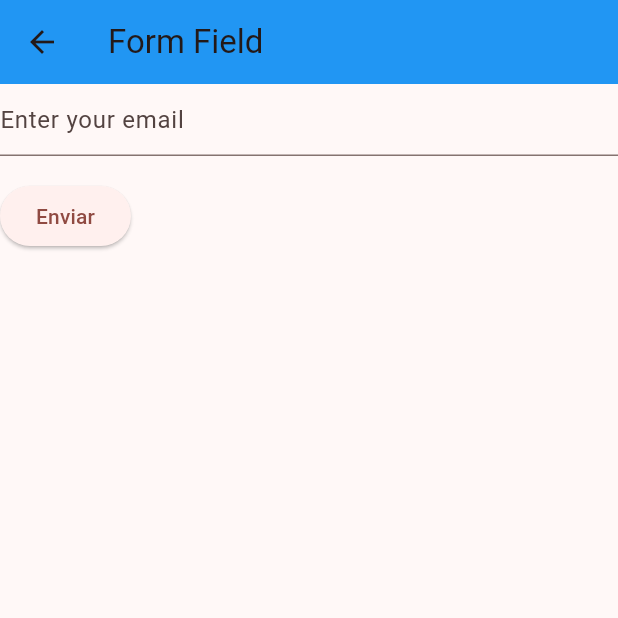
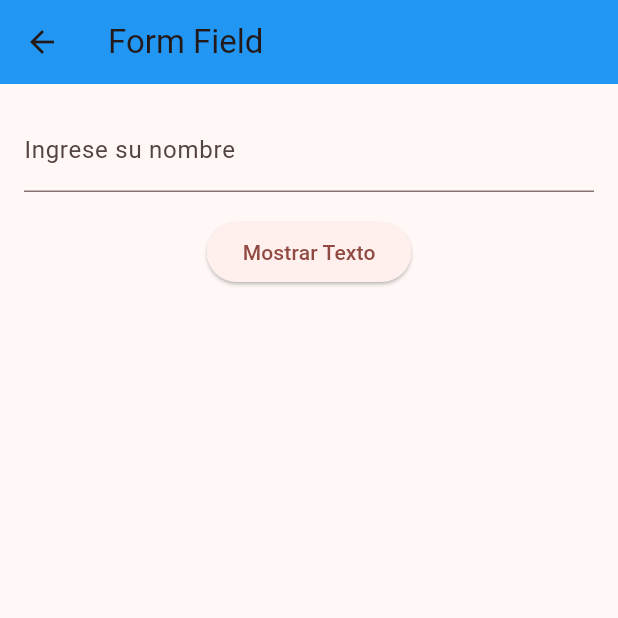
Before and after one commit to ElEdwinJSH/widgets_proyecto, a Flutter app: the FormFi screen opened directly, on a phone screen of 412 x 824 dp, the top half of it. Run offline on Flutter 3.47's test engine with Material 2 defaults, Android fonts, the phone set to English and light mode, and no system bars.

Commit message:
Single Child Scroll View hecho, y form field bien.

```diff
--- a/lib/pages/form_field.dart
+++ b/lib/pages/form_field.dart
@@ -23,46 +23,57 @@ class FormF extends StatefulWidget {
 }
 
 class _FormFState extends State<FormF> {
-  final GlobalKey<FormState> _formKey = GlobalKey<FormState>();
-  final TextEditingController _emailController =
-      TextEditingController(); // Agregamos un controlador para obtener el valor del campo
+  final TextEditingController _textController = TextEditingController();
+  String _errorMessage = ''; // Agregamos una variable para el mensaje de error
 
   @override
   Widget build(BuildContext context) {
-    return Form(
-      key: _formKey,
+    return Padding(
+      padding: const EdgeInsets.all(16.0),
       child: Column(
-        crossAxisAlignment: CrossAxisAlignment.start,
         children: <Widget>[
           TextFormField(
-            controller:
-                _emailController, // Asociamos el controlador al TextFormField
-            decoration: const InputDecoration(
-              hintText: 'Enter your email',
+            controller: _textController,
+            decoration: InputDecoration(
+              labelText: 'Ingrese su nombre',
             ),
-            validator: (String? value) {
-              if (value == null || value.isEmpty) {
-                return 'Please enter some text';
+          ),
+          SizedBox(height: 16.0),
+          ElevatedButton(
+            onPressed: () {
+              // Verificar si el campo de texto está vacío
+              if (_textController.text.isEmpty) {
+                setState(() {
+                  _errorMessage = 'Escriba texto';
+                });
+              } else {
+                // Acción a realizar cuando se presiona el botón
+                final enteredText = _textController.text;
+                showDialog(
+                  context: context,
+                  builder: (_) {
+                    return AlertDialog(
+                      title: Text('Texto Ingresado'),
+                      content: Text('Has ingresado: $enteredText'),
+                      actions: <Widget>[
+                        TextButton(
+                          onPressed: () {
+                            Navigator.of(context).pop();
+                          },
+                          child: Text('Cerrar'),
+                        ),
+                      ],
+                    );
+                  },
+                );
               }
-              return null;
             },
+            child: Text('Mostrar Texto'),
           ),
-          Padding(
-            padding: const EdgeInsets.symmetric(vertical: 16.0),
-            child: ElevatedButton(
-              onPressed: () {
-                // Validate will return true if the form is valid, or false if
-                // the form is invalid.
-                if (_formKey.currentState!.validate()) {
-                  // Procesar los datos
-                  final emailValue = _emailController
-                      .text; // Obtener el valor del campo de correo electrónico
-                  debugPrint(
-                      'Email ingresado: $emailValue'); // Imprimir el valor del correo electrónico
-                }
-              },
-              child: const Text('Enviar'),
-            ),
+          // Mostrar el mensaje de error
+          Text(
+            _errorMessage,
+            style: TextStyle(color: Colors.red),
           ),
         ],
       ),
```
Also changed, not shown: lib/pages/list_view.dart (+12 -4 lines), lib/pages/single_child_scroll_view.dart (added, +62 -0 lines).
